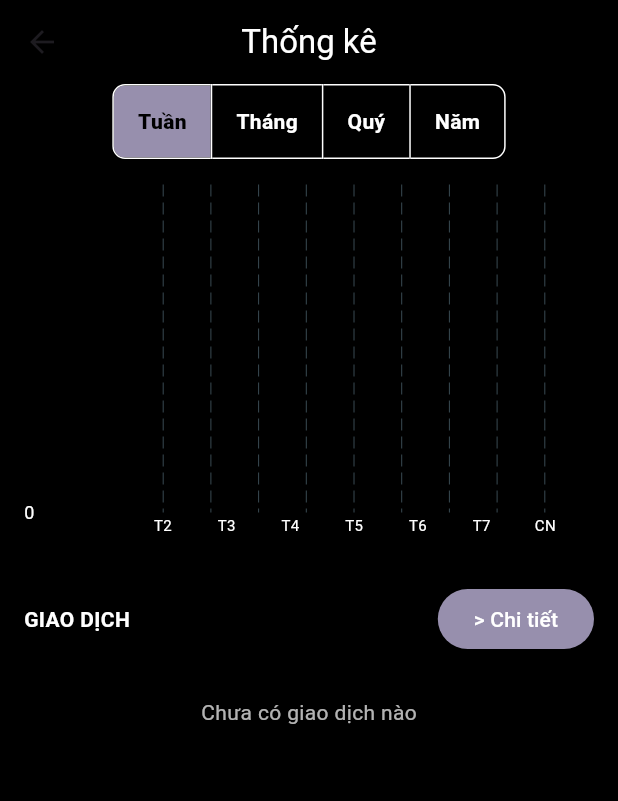
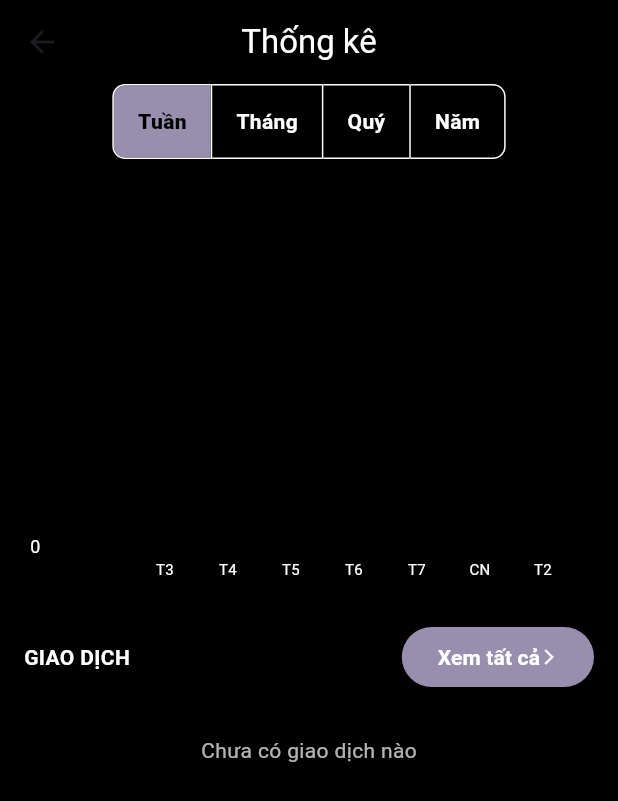
Before and after one commit to NazeCreative/SAMON, a Flutter app: the MyBarChartPage screen opened directly, on a phone screen of 412 x 824 dp. Shown: the top 801 px of the screen. Run offline on Flutter 3.47's test engine with Material 3 defaults, Android fonts, the phone set to English and light mode, and no system bars; drawn by our look-alikes of fl_chart; our stand-ins replace cloud_firestore, equatable, firebase_auth, firebase_core, flutter_bloc; accounts and stored records are empty.

Commit message:
update chart

```diff
--- a/project_s/lib/screens/bar_chart_page.dart
+++ b/project_s/lib/screens/bar_chart_page.dart
@@ -21,7 +21,6 @@ class MyBarChartPage extends StatefulWidget {
 class _MyBarChartPageState extends State<MyBarChartPage> {
   int _selectedTab = 0; // 0: Tuần, 1: Tháng, 2: Quý, 3: Năm
   final List<String> tabs = ['Tuần', 'Tháng', 'Quý', 'Năm'];
-
   List<CategoryModel> _categories = [];
 
   @override
@@ -41,45 +40,80 @@ class _MyBarChartPageState extends State<MyBarChartPage> {
   }
 
   IconData getCategoryIcon(String categoryId) {
-    // Có thể mở rộng để trả về icon phù hợp
     return Icons.category;
   }
 
   Color getCategoryColor(String categoryId) {
-    // Có thể mở rộng để trả về màu phù hợp
     return Colors.grey[800]!;
   }
 
   Map<String, dynamic> _calculateData(List<TransactionModel> transactions) {
-    final now = DateTime.now();
+    final now = DateTime.now(); // 30/06/2025
     List<List<double>> incomeData = [
-      List.filled(7, 0), // Tuần
-      List.filled(6, 0), // Tháng
-      List.filled(4, 0), // Quý (Q1/25, Q2/25, Q3/25, Q4/25)
+      List.filled(7, 0.0), // Tuần: 7 ngày từ ngày mới nhất
+      List.filled(6, 0.0), // Tháng: 6 tháng từ tháng mới nhất
+      List.filled(4, 0.0), // Quý: 4 quý từ quý mới nhất
+      [], // Năm: Động
+    ];
+    List<List<double>> expenseData = [
+      List.filled(7, 0.0), // Tuần
+      List.filled(6, 0.0), // Tháng
+      List.filled(4, 0.0), // Quý
       [], // Năm
     ];
-    List<List<double>> expenseData = [
-      List.filled(7, 0), // Tuần
-      List.filled(6, 0), // Tháng
-      List.filled(4, 0), // Quý
+    List<List<String>> dynamicLabels = [
+      [], // Tuần
+      [], // Tháng
+      [], // Quý
       [], // Năm
     ];
 
-    // Tìm các năm có trong giao dịch
+    // Tìm ngày/tháng/quý mới nhất
+    DateTime? latestDate;
+    if (transactions.isNotEmpty) {
+      latestDate = transactions
+          .map((t) => t.date)
+          .reduce((a, b) => a.isAfter(b) ? a : b);
+    } else {
+      latestDate = now;
+    }
+
+    // Tuần: 7 ngày gần nhất từ ngày mới nhất
+    final weekDays = List.generate(7, (i) => latestDate!.subtract(Duration(days: 6 - i)));
+    dynamicLabels[0] = weekDays
+        .map((date) => '${date.year}-${date.month.toString().padLeft(2, '0')}-${date.day.toString().padLeft(2, '0')}')
+        .toList();
+
+    // Tháng: 6 tháng từ tháng mới nhất
+    final latestMonth = DateTime(latestDate.year, latestDate.month, 1);
+    dynamicLabels[1] = List.generate(6, (i) {
+      final date = latestMonth.subtract(Duration(days: 30 * i));
+      return '${date.year}-${date.month.toString().padLeft(2, '0')}';
+    })..sort();
+
+    // Quý: 4 quý từ quý mới nhất
+    final latestQuarter = ((latestDate.month - 1) ~/ 3) + 1;
+    final latestQuarterYear = latestDate.year;
+    dynamicLabels[2] = List.generate(4, (i) {
+      final q = latestQuarter - i;
+      final year = latestQuarterYear - (q <= 0 ? 1 : 0);
+      final adjustedQ = q <= 0 ? q + 4 : q;
+      return '$year-Q$adjustedQ';
+    })..sort();
+
+    // Năm: Các năm có giao dịch
     final years = transactions.map((t) => t.date.year).toSet().toList()..sort();
     final yearCount = years.length > 2 ? 2 : years.length;
     incomeData[3] = List.filled(yearCount, 0.0);
     expenseData[3] = List.filled(yearCount, 0.0);
-
-    // Kiểm tra xem có giao dịch trong năm sau (2026) không
-    bool hasFutureYear = transactions.any((t) => t.date.year == now.year + 1);
-
-    // Nếu có giao dịch trong năm sau, mở rộng mảng quý để thêm Q1/2026
-    if (hasFutureYear) {
-      incomeData[2] = List.filled(5, 0.0); // Thêm Q1/2026
-      expenseData[2] = List.filled(5, 0.0);
+    dynamicLabels[3] = years.take(yearCount).map((y) => y.toString()).toList();
+    if (dynamicLabels[3].isEmpty) {
+      dynamicLabels[3] = [now.year.toString()];
+      incomeData[3] = [0.0];
+      expenseData[3] = [0.0];
     }
 
+    // Tính toán dữ liệu
     for (var transaction in transactions) {
       if (transaction.date == null || transaction.amount == null) {
         print('Giao dịch không hợp lệ: ${transaction.toString()}');
@@ -89,8 +123,9 @@ class _MyBarChartPageState extends State<MyBarChartPage> {
       final amount = transaction.amount;
 
       // Tuần
-      if (date.isAfter(now.subtract(Duration(days: 7)))) {
-        final dayIndex = date.weekday - 1; // 0=T2, ..., 6=CN
+      final dayKey = '${date.year}-${date.month.toString().padLeft(2, '0')}-${date.day.toString().padLeft(2, '0')}';
+      final dayIndex = dynamicLabels[0].indexOf(dayKey);
+      if (dayIndex >= 0) {
         if (transaction.type == TransactionType.income) {
           incomeData[0][dayIndex] += amount;
         } else {
@@ -99,46 +134,31 @@ class _MyBarChartPageState extends State<MyBarChartPage> {
       }
 
       // Tháng
-      if (date.isAfter(now.subtract(Duration(days: 180)))) {
-        final monthDiff = (now.year - date.year) * 12 + (now.month - date.month);
-        if (monthDiff >= 0 && monthDiff < 6) {
+      final monthKey = '${date.year}-${date.month.toString().padLeft(2, '0')}';
+      final monthIndex = dynamicLabels[1].indexOf(monthKey);
+      if (monthIndex >= 0) {
         if (transaction.type == TransactionType.income) {
-            incomeData[1][5 - monthDiff] += amount;
+          incomeData[1][monthIndex] += amount;
         } else {
-            expenseData[1][5 - monthDiff] += amount;
-          }
+          expenseData[1][monthIndex] += amount;
         }
       }
 
       // Quý
       final quarter = ((date.month - 1) ~/ 3) + 1;
-      final yearDiff = now.year - date.year;
-      if (yearDiff >= -1 && yearDiff <= 1) { // Xem xét năm trước, hiện tại, và năm sau
-        int quarterIndex;
-        if (yearDiff == 0) {
-          // Năm hiện tại (2025): Q1=0, Q2=1, Q3=2, Q4=3
-          quarterIndex = quarter - 1;
-        } else if (yearDiff == 1) {
-          // Năm trước (2024): Không hiển thị trong biểu đồ
-          continue;
-        } else if (yearDiff == -1 && quarter == 1) {
-          // Năm sau (2026): Chỉ Q1/2026 ở index 4
-          quarterIndex = 4;
-        } else {
-          continue; // Bỏ qua các quý khác của năm sau
-        }
-        if (quarterIndex >= 0 && quarterIndex < incomeData[2].length) {
+      final quarterKey = '${date.year}-Q$quarter';
+      final quarterIndex = dynamicLabels[2].indexOf(quarterKey);
+      if (quarterIndex >= 0) {
         if (transaction.type == TransactionType.income) {
           incomeData[2][quarterIndex] += amount;
         } else {
           expenseData[2][quarterIndex] += amount;
         }
       }
-      }
 
       // Năm
-      final yearIndex = years.indexOf(date.year);
-      if (yearIndex >= 0 && yearIndex < yearCount) {
+      final yearIndex = dynamicLabels[3].indexOf(date.year.toString());
+      if (yearIndex >= 0) {
         if (transaction.type == TransactionType.income) {
           incomeData[3][yearIndex] += amount;
         } else {
@@ -150,36 +170,66 @@ class _MyBarChartPageState extends State<MyBarChartPage> {
     return {
       'income': incomeData,
       'expense': expenseData,
-      'years': years.take(yearCount).toList(),
-      'hasFutureYear': hasFutureYear,
+      'labels': dynamicLabels,
     };
   }
 
-  List<List<String>> _generateLabels(List<int> years, bool hasFutureYear) {
+  List<List<String>> _generateLabels(List<List<String>> dynamicLabels) {
     final now = DateTime.now();
     List<List<String>> labels = [
-      ['T2', 'T3', 'T4', 'T5', 'T6', 'T7', 'CN'], // Khớp với weekday: 1=T2, ..., 7=CN
+      [], // Tuần
       [], // Tháng
       [], // Quý
       [], // Năm
     ];
 
-    // Tháng
-    for (int i = 5; i >= 0; i--) {
-      final month = now.month - i;
-      final year = now.year + (month <= 0 ? -1 : 0);
-      final adjustedMonth = month <= 0 ? month + 12 : month;
-      labels[1].add('${adjustedMonth.toString().padLeft(2, '0')}/${year.toString().substring(2)}');
-    }
+    // Tuần: Thứ\nDD/MM
+    labels[0] = dynamicLabels[0].map((dayKey) {
+      final parts = dayKey.split('-');
+      final date = DateTime(int.parse(parts[0]), int.parse(parts[1]), int.parse(parts[2]));
+      final weekday = date.weekday;
+      final weekdayStr = ['T2', 'T3', 'T4', 'T5', 'T6', 'T7', 'CN'][weekday - 1];
+      return '$weekdayStr\n${parts[2]}/${parts[1]}';
+    }).toList();
 
-    // Quý: Q1/25, Q2/25, Q3/25, Q4/25, và thêm Q1/26 nếu có
-    labels[2] = ['Q1/25', 'Q2/25', 'Q3/25', 'Q4/25'];
-    if (hasFutureYear) {
-      labels[2].add('Q1/26');
-    }
+    // Tháng: MM/YY
+    labels[1] = dynamicLabels[1].map((monthKey) {
+      final parts = monthKey.split('-');
+      return '${parts[1]}/${parts[0].substring(2)}';
+    }).toList();
+
+    // Quý: QX/YY
+    labels[2] = dynamicLabels[2].map((quarterKey) {
+      final parts = quarterKey.split('-Q');
+      return 'Q${parts[1]}/${parts[0].substring(2)}';
+    }).toList();
 
     // Năm
-    labels[3] = years.map((year) => year.toString()).toList();
+    labels[3] = dynamicLabels[3];
+
+    // Mặc định nếu không có dữ liệu
+    if (labels[0].isEmpty) {
+      final weekDays = List.generate(7, (i) => now.subtract(Duration(days: 6 - i)));
+      labels[0] = weekDays.map((date) {
+        final weekdayStr = ['T2', 'T3', 'T4', 'T5', 'T6', 'T7', 'CN'][date.weekday - 1];
+        return '$weekdayStr\n${date.day.toString().padLeft(2, '0')}/${date.month.toString().padLeft(2, '0')}';
+      }).toList();
+    }
+    if (labels[1].isEmpty) {
+      labels[1] = List.generate(6, (i) {
+        final date = now.subtract(Duration(days: 30 * i));
+        return '${date.month.toString().padLeft(2, '0')}/${date.year.toString().substring(2)}';
+      })..sort();
+    }
+    if (labels[2].isEmpty) {
+      final currentQuarter = ((now.month - 1) ~/ 3) + 1;
+      labels[2] = List.generate(4, (i) {
+        final q = currentQuarter - i;
+        final year = now.year - (q <= 0 ? 1 : 0);
+        final adjustedQ = q <= 0 ? q + 4 : q;
+        return 'Q$adjustedQ/${year.toString().substring(2)}';
+      })..sort();
+    }
     if (labels[3].isEmpty) {
       labels[3] = [now.year.toString()];
     }
@@ -212,16 +262,22 @@ class _MyBarChartPageState extends State<MyBarChartPage> {
                 final data = _calculateData(transactions);
                 final incomeData = data['income'] as List<List<double>>;
                 final expenseData = data['expense'] as List<List<double>>;
-                final years = data['years'] as List<int>;
-                final hasFutureYear = data['hasFutureYear'] as bool;
-                final labels = _generateLabels(years, hasFutureYear);
+                final dynamicLabels = data['labels'] as List<List<String>>;
+                final labels = _generateLabels(dynamicLabels);
 
                 // Debug
-                if (_selectedTab == 2) {
+                print('Labels tuần: ${labels[0]}');
+                print('Income tuần: ${incomeData[0]}');
+                print('Expense tuần: ${expenseData[0]}');
+                print('Labels tháng: ${labels[1]}');
+                print('Income tháng: ${incomeData[1]}');
+                print('Expense tháng: ${expenseData[1]}');
                 print('Labels quý: ${labels[2]}');
                 print('Income quý: ${incomeData[2]}');
                 print('Expense quý: ${expenseData[2]}');
-                }
+                print('Labels năm: ${labels[3]}');
+                print('Income năm: ${incomeData[3]}');
+                print('Expense năm: ${expenseData[3]}');
 
                 final recentTransactions = List<TransactionModel>.from(transactions)
                   ..sort((a, b) => b.date.compareTo(a.date));
@@ -235,10 +291,10 @@ class _MyBarChartPageState extends State<MyBarChartPage> {
                             ? null
                             : (index) => setState(() => _selectedTab = index),
                         color: Colors.white,
-                        selectedColor: Color(0xff000000),
+                        selectedColor: const Color(0xff000000),
                         borderColor: Colors.white,
-                        selectedBorderColor: Color(0xffffffff),
-                        fillColor: Color(0xff978fad),
+                        selectedBorderColor: const Color(0xffffffff),
+                        fillColor: const Color(0xff978fad),
                         borderRadius: BorderRadius.circular(8),
                         children: List.generate(tabs.length, (index) {
                           final isSelected = index == _selectedTab;
@@ -253,10 +309,10 @@ class _MyBarChartPageState extends State<MyBarChartPage> {
                           );
                         }),
                       ),
-                      AspectRatio(
-                        aspectRatio: 1.5,
+                      SizedBox(
+                        height: 300,
                         child: Padding(
-                          padding: const EdgeInsets.all(16.0),
+                          padding: const EdgeInsets.all(20.0),
                           child: BarChart(
                             BarChartData(
                               titlesData: FlTitlesData(
@@ -289,9 +345,13 @@ class _MyBarChartPageState extends State<MyBarChartPage> {
                                     getTitlesWidget: (value, meta) {
                                       int idx = value.toInt();
                                       if (idx >= 0 && idx < labels[_selectedTab].length) {
-                                        return Text(
+                                        return Padding(
+                                          padding: const EdgeInsets.only(top: 8),
+                                          child: Text(
                                             labels[_selectedTab][idx],
                                             style: const TextStyle(fontSize: 10, color: Colors.white),
+                                            textAlign: TextAlign.center,
+                                          ),
                                         );
                                       }
                                       return const Text('');
@@ -306,8 +366,11 @@ class _MyBarChartPageState extends State<MyBarChartPage> {
                                     BarChartRodData(toY: incomeData[_selectedTab][i], color: Colors.green, width: 10),
                                     BarChartRodData(toY: expenseData[_selectedTab][i], color: Colors.red, width: 10),
                                   ],
+                                  barsSpace: 4,
                                 );
                               }),
+                              gridData: const FlGridData(show: false),
+                              borderData: FlBorderData(show: false),
                             ),
                           ),
                         ),
@@ -319,11 +382,16 @@ class _MyBarChartPageState extends State<MyBarChartPage> {
                           children: [
                             const Text('GIAO DỊCH', style: TextStyle(fontWeight: FontWeight.bold, color: Colors.white)),
                             ElevatedButton(
-                              style: ElevatedButton.styleFrom(backgroundColor: Color(0xff978fad)),
+                              style: ElevatedButton.styleFrom(backgroundColor: const Color(0xff978fad)),
                               onPressed: () {
                                 Navigator.pushNamed(context, '/transaction-detail');
                               },
-                              child: const Text('> Chi tiết', style: TextStyle(color: Colors.white)),
+                              child: Row(
+                                children: [
+                                  Text('Xem tất cả', style: TextStyle(fontWeight: FontWeight.bold, color: Colors.white)),
+                                  Icon(Icons.arrow_forward_ios, size: 12, color: Colors.white),
+                                ],
+                              ),
                             ),
                           ],
                         ),
@@ -338,7 +406,7 @@ class _MyBarChartPageState extends State<MyBarChartPage> {
                         )
                       else
                         ...recentTransactions.take(5).map((transaction) => Card(
-                          color: Color(0xff181829),
+                          color: const Color(0xff181829),
                           margin: const EdgeInsets.symmetric(horizontal: 16, vertical: 6),
                           shape: RoundedRectangleBorder(borderRadius: BorderRadius.circular(16)),
                           child: ListTile(
@@ -351,7 +419,7 @@ class _MyBarChartPageState extends State<MyBarChartPage> {
                               children: [
                                 Text(
                                   transaction.note.isNotEmpty ? transaction.note : transaction.title,
-                                  style: TextStyle(color: Colors.white, fontWeight: FontWeight.bold),
+                                  style: const TextStyle(color: Colors.white, fontWeight: FontWeight.bold),
                                 ),
                                 Text(
                                   (transaction.type == TransactionType.income ? '+' : '-') +
@@ -363,14 +431,17 @@ class _MyBarChartPageState extends State<MyBarChartPage> {
                                 ),
                               ],
                             ),
-                            subtitle: Text(getCategoryName(transaction.categoryId), style: TextStyle(color: Colors.white70)),
+                            subtitle: Text(
+                              getCategoryName(transaction.categoryId),
+                              style: const TextStyle(color: Colors.white70),
+                            ),
                             trailing: Text(
                               Formatter.formatDate(transaction.date),
-                              style: TextStyle(color: Colors.white38, fontSize: 12),
+                              style: const TextStyle(color: Colors.white38, fontSize: 12),
                             ),
                           ),
                         )),
-                      SizedBox(height: 100),
+                      const SizedBox(height: 100),
                     ],
                   ),
                 );
--- a/project_s/lib/screens/home_screen.dart
+++ b/project_s/lib/screens/home_screen.dart
@@ -217,8 +217,11 @@ class _HomeScreenState extends State<HomeScreen> {
                                 'Giao dịch gần đây',
                                 style: TextStyle(fontWeight: FontWeight.bold, color: Colors.white, fontSize: 18),
                               ),
-                              TextButton(
-                                onPressed: () {},
+                              ElevatedButton(
+                                style: ElevatedButton.styleFrom(backgroundColor: const Color(0xff978fad)),
+                                onPressed: () {
+                                  Navigator.pushNamed(context, '/transaction-detail');
+                                },
                                 child: Row(
                                   children: [
                                     Text('Xem tất cả', style: TextStyle(fontWeight: FontWeight.bold, color: Colors.white)),
--- a/project_s/lib/wallet_screens/wallet_screen.dart
+++ b/project_s/lib/wallet_screens/wallet_screen.dart
@@ -221,11 +221,6 @@ class WalletItem extends StatelessWidget {
             ),
           ),
           const SizedBox(width: 5),
-          Icon(
-            showBalance ? Icons.visibility : Icons.visibility_off,
-            size: 16,
-            color: Colors.white70,
-          ),
         ],
       ),
       trailing: const Icon(Icons.chevron_right, color: Colors.white),
```
Lines whose indentation alone changed are shown as unchanged.
